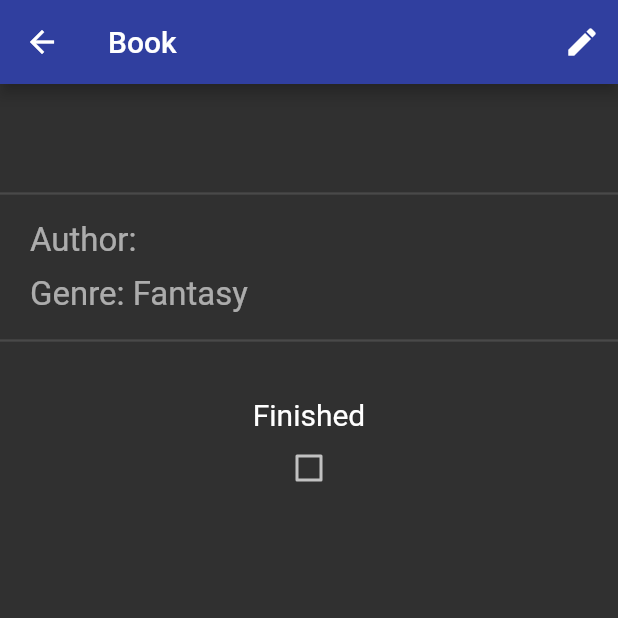
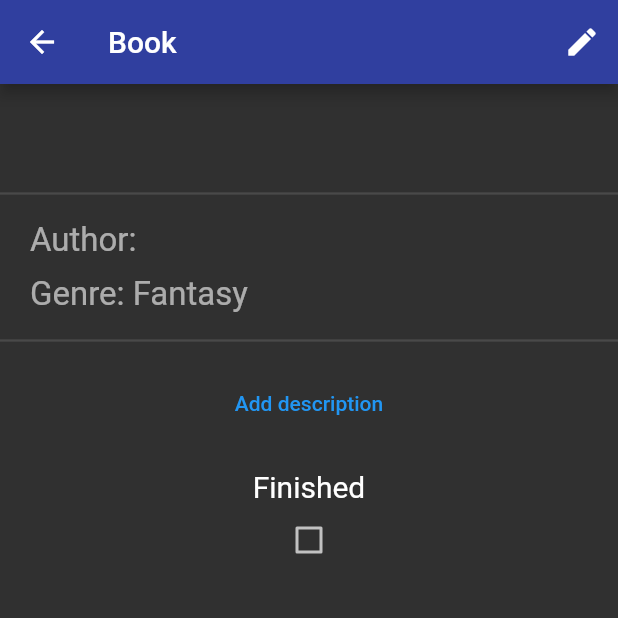
Before and after one commit to SosnaK1/Plibrary, a Flutter app: the ItemPage screen opened directly with empty values, on a phone screen of 412 x 824 dp, the top half of it. Run offline on Flutter 3.47's test engine with Material 2 defaults, Android fonts, the light colour scheme and no system bars; our stand-ins replace animated_text_kit, bloc, cloud_firestore, equatable, firebase_auth, firebase_core and 5 more; accounts and stored records are empty.

Commit message:
Make every field editable in the item page

```diff
--- a/lib/database_service/models/library_item.dart
+++ b/lib/database_service/models/library_item.dart
@@ -3,11 +3,12 @@ abstract class LibraryItem {
   final String itemName;
   final String uuid;
   final String title;
+  final String description;
   final bool finished;
   final double score;
 
-  LibraryItem(
-      this.collectionName, this.itemName, this.uuid, this.title, this.finished, this.score);
+  LibraryItem(this.collectionName, this.itemName, this.uuid, this.title,
+      this.description, this.finished, this.score);
 
   Map<String, dynamic> toMap();
 }
--- a/lib/pages/item/cubit/item_state.dart
+++ b/lib/pages/item/cubit/item_state.dart
@@ -1,17 +1,45 @@
 part of 'item_cubit.dart';
 
 class ItemState extends Equatable {
-  const ItemState({this.item, this.formModified = false});
+  const ItemState(
+      {this.item,
+      this.formModified = false,
+      this.dialogTitle,
+      this.dialogAuthor,
+      this.dialogGenre,
+      this.dialogDescription});
 
   final LibraryItem item;
   final bool formModified;
 
+  final String dialogTitle;
+  final String dialogAuthor;
+  final String dialogGenre;
+  final String dialogDescription;
+
   @override
-  List<Object> get props => [item, formModified];
+  List<Object> get props => [
+        item,
+        formModified,
+        dialogTitle,
+        dialogAuthor,
+        dialogGenre,
+        dialogDescription
+      ];
 
-  ItemState copyWith({LibraryItem item, bool formModified}) {
+  ItemState copyWith(
+      {LibraryItem item,
+      bool formModified,
+      String dialogTitle,
+      String dialogAuthor,
+      String dialogGenre,
+      String dialogDescription}) {
     return ItemState(
         item: item ?? this.item,
-        formModified: formModified ?? this.formModified);
+        formModified: formModified ?? this.formModified,
+        dialogTitle: dialogTitle ?? this.dialogTitle,
+        dialogAuthor: dialogAuthor ?? this.dialogAuthor,
+        dialogGenre: dialogGenre ?? this.dialogGenre,
+        dialogDescription: dialogDescription ?? this.dialogDescription);
   }
 }
--- a/lib/pages/item/view/item_page.dart
+++ b/lib/pages/item/view/item_page.dart
@@ -6,7 +6,7 @@ import 'package:plibrary/database_service/models/library_item.dart';
 import 'package:plibrary/pages/item/cubit/item_cubit.dart';
 import 'package:plibrary/utils/string_utils.dart';
 import 'package:plibrary/utils/toast_utils.dart';
-import 'package:plibrary/widgets/main_button.dart';
+import 'package:plibrary/widgets/text_input_dialog.dart';
 
 import '../../../themes.dart';
 
@@ -22,7 +22,8 @@ class ItemPage extends StatelessWidget {
   @override
   Widget build(BuildContext context) {
     return BlocProvider<ItemCubit>(
-        create: (context) => ItemCubit(context.read<DatabaseRepository>(), item),
+        create: (context) =>
+            ItemCubit(context.read<DatabaseRepository>(), item),
         child: BlocConsumer<ItemCubit, ItemState>(
           listener: (context, state) {},
           builder: (context, state) {
@@ -42,48 +43,99 @@ class ItemPage extends StatelessWidget {
                 child: Column(
                   children: [
                     SizedBox(height: 20),
-                    Text(getItemTitle(item), style: TextStyle(fontSize: 30)),
+                    GestureDetector(
+                        onLongPress: () {
+                          displayTextInputDialog(
+                              context,
+                              state,
+                              state.item.title,
+                              "Title",
+                              EditableFieldType.title);
+                        },
+                        child: Text(getItemTitle(state.item),
+                            style: TextStyle(fontSize: 30))),
                     SizedBox(height: 10),
                     Divider(thickness: 1.5),
                     SizedBox(height: 10),
-                    Row(children: [
+                    GestureDetector(
+                      onLongPress: () {
+                        displayTextInputDialog(
+                            context,
+                            state,
+                            getItemAuthor(state.item),
+                            "Author",
+                            EditableFieldType.author);
+                      },
+                      child: Row(children: [
                         SizedBox(
                           width: 20,
                         ),
                         Text("Author: ",
                             style:
                                 TextStyle(fontSize: 22, color: Colors.white60)),
-                      Text(getItemAuthor(item),
+                        Text(getItemAuthor(state.item),
                             style:
                                 TextStyle(fontSize: 22, color: Colors.white60)),
                       ]),
+                    ),
                     SizedBox(height: 10),
-                    Row(children: [
+                    GestureDetector(
+                      onLongPress: () {
+                        displayTextInputDialog(
+                            context,
+                            state,
+                            getItemGenreString(state.item),
+                            "Genre",
+                            EditableFieldType.genre);
+                      },
+                      child: Row(children: [
                         SizedBox(
                           width: 20,
                         ),
                         Text("Genre: ",
                             style:
                                 TextStyle(fontSize: 22, color: Colors.white60)),
-                      Text(getItemGenreString(item),
+                        Text(getItemGenreString(state.item),
                             style:
                                 TextStyle(fontSize: 22, color: Colors.white60)),
                       ]),
+                    ),
                     SizedBox(height: 10),
                     Divider(thickness: 1.5),
                     SizedBox(height: 10),
-                    if (getItemDescription(item).length > 0)
-                      Row(
+                    if (getItemDescription(state.item).isNotEmpty)
+                      GestureDetector(
+                        onLongPress: () {
+                          displayTextInputDialog(
+                              context,
+                              state,
+                              state.item.description,
+                              "Description",
+                              EditableFieldType.description);
+                        },
+                        child: Row(
                           children: [
                             Padding(
                               padding:
                                   const EdgeInsets.symmetric(horizontal: 20.0),
-                            child: Text(getItemDescription(item),
+                              child: Text(getItemDescription(state.item),
                                   style: TextStyle(
                                       fontSize: 16, color: Colors.white60)),
                             )
                           ],
                         ),
+                      )
+                    else
+                      TextButton(
+                          onPressed: () {
+                            displayTextInputDialog(
+                              context,
+                              state,
+                              state.item.description,
+                              "Description",
+                              EditableFieldType.description);
+                          },
+                          child: Text("Add description")),
                     SizedBox(height: 20),
                     seenScoreWidget(context, state),
                   ],
@@ -92,7 +144,8 @@ class ItemPage extends StatelessWidget {
               floatingActionButton: !state.formModified
                   ? null
                   : FloatingActionButton(
-                      child: Icon(Icons.save), onPressed: () {
+                      child: Icon(Icons.save),
+                      onPressed: () {
                         context.read<ItemCubit>().saveChanges();
                       }),
             );
--- a/lib/pages/new_item/view/new_item_page.dart
+++ b/lib/pages/new_item/view/new_item_page.dart
@@ -30,11 +30,6 @@ class _NewItemPageState extends State<NewItemPage> {
   _NewItemPageState(this.itemType);
 
   NavItem itemType;
-
-  @override
-  void initState() {
-    super.initState();
-  }
 
   @override
   Widget build(BuildContext context) {
--- a/lib/widgets/default_text_form_field.dart
+++ b/lib/widgets/default_text_form_field.dart
@@ -2,6 +2,7 @@ import 'package:flutter/material.dart';
 import '../themes.dart';
 
 class DefaultTextFormField extends StatelessWidget {
+  final String initialValue;
   final String labelText;
   final String errorText;
   final bool obscureText;
@@ -12,6 +13,7 @@ class DefaultTextFormField extends StatelessWidget {
 
   const DefaultTextFormField(
       {Key key,
+      this.initialValue,
       this.labelText,
       this.obscureText = false,
       this.onChanged,
@@ -24,6 +26,7 @@ class DefaultTextFormField extends StatelessWidget {
   Widget build(BuildContext context) {
     if (!this.multiline) {
       return TextFormField(
+        initialValue: initialValue,
         onChanged: onChanged,
         obscureText: obscureText,
         cursorColor: Theme.of(context).textSelectionTheme.cursorColor,
@@ -44,6 +47,7 @@ class DefaultTextFormField extends StatelessWidget {
       );
     } else {
       return TextFormField(
+        initialValue: initialValue,
         keyboardType: TextInputType.multiline,
         maxLines: null,
         maxLength: 300,
```
Also changed, not shown: lib/pages/item/cubit/item_cubit.dart (+159 -2 lines), lib/widgets/text_input_dialog.dart (added, +112 -0 lines). Lines whose indentation alone changed are shown as unchanged.
